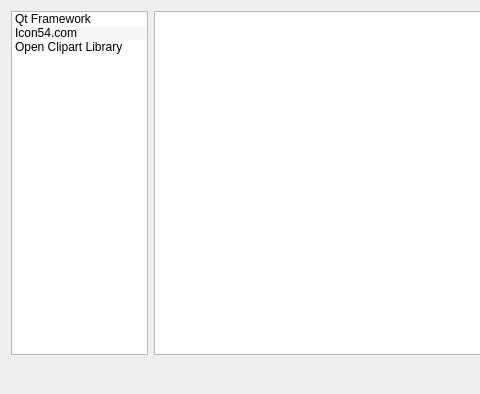
The window that src/ui/forms/AboutComponentsDialog.ui (vookimedlo/vooki-image-viewer) describes before a commit, drawn with Qt 5; both pictures show x 0 to 480 and y 0 to 394 of the 852 by 394 pixel window.
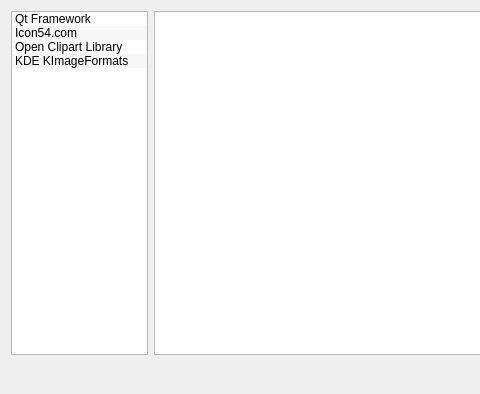
The same window after the commit. Icons and pictures are not drawn.

```diff
--- a/src/ui/forms/AboutComponentsDialog.ui
+++ b/src/ui/forms/AboutComponentsDialog.ui
@@ -49,6 +49,11 @@
          <string>Open Clipart Library</string>
         </property>
        </item>
+       <item>
+        <property name="text">
+         <string>KDE KImageFormats</string>
+        </property>
+       </item>
       </widget>
      </item>
      <item>
```
